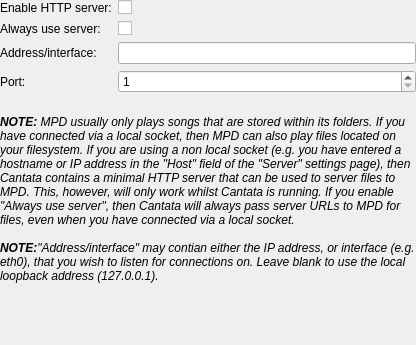
This is gui/httpserversettings.ui in polpo/cantata-mac as Qt 5 draws it before an edit. The edited form follows.
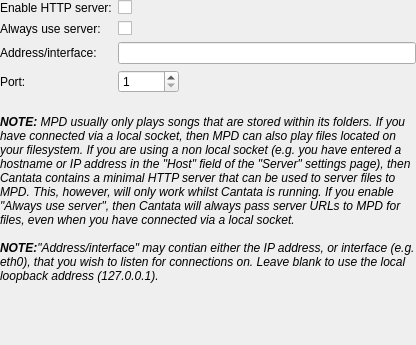
This is the edited form. Custom widgets are drawn as their Qt base class.

Commit message: Use QFormLayout::ExpandingFieldsGrow

What changed in the file:
```diff
--- a/gui/httpserversettings.ui
+++ b/gui/httpserversettings.ui
@@ -16,6 +16,9 @@
    </property>
    <item>
     <layout class="QFormLayout" name="formLayout">
+     <property name="fieldGrowthPolicy">
+      <enum>QFormLayout::ExpandingFieldsGrow</enum>
+     </property>
      <item row="0" column="0">
       <widget class="BuddyLabel" name="label">
        <property name="text">
```
The commit also changes 2 other files.
